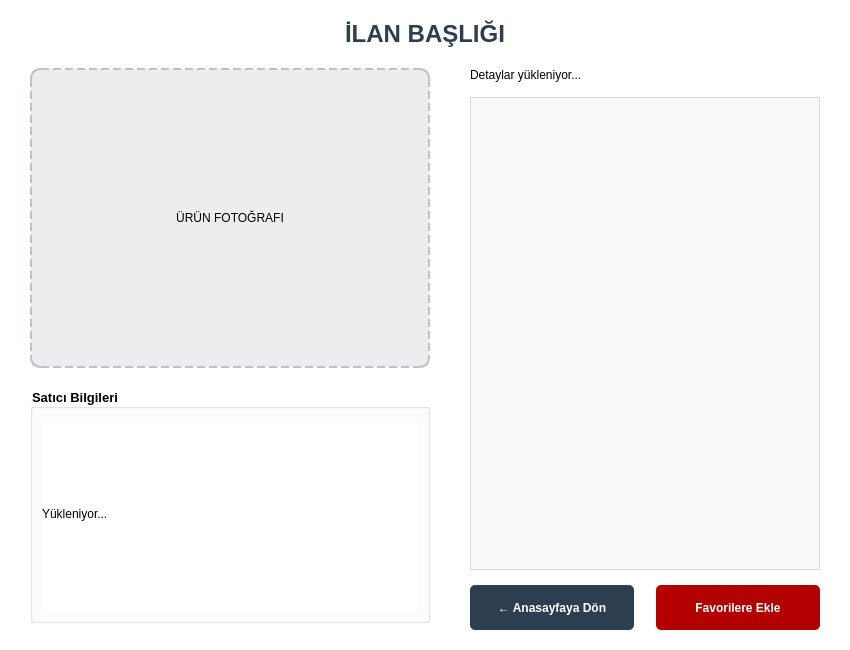
Qt form ilandetay.ui (Online-Alim-Satim-Platformu/Online-Alim-Satim-Platformu) before a commit.
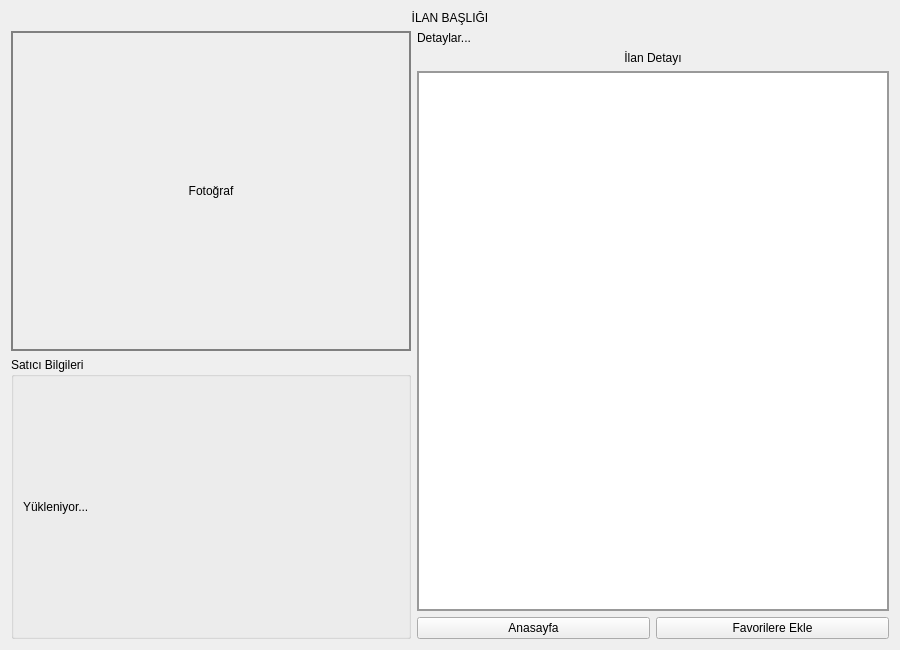
The same form after that commit.

The edit to the form file:
```diff
--- a/ilandetay.ui
+++ b/ilandetay.ui
@@ -6,44 +6,20 @@
    <rect>
     <x>0</x>
     <y>0</y>
-    <width>850</width>
+   <width>900</width>
     <height>650</height>
    </rect>
   </property>
+
   <property name="windowTitle">
-   <string>İlan Detayları</string>
-  </property>
-  <property name="styleSheet">
-   <string notr="true">background-color: #ffffff;</string>
-  </property>
-  <layout class="QVBoxLayout" name="verticalLayout_main">
-   <property name="spacing">
-    <number>20</number>
-   </property>
-   <property name="leftMargin">
-    <number>30</number>
-   </property>
-   <property name="topMargin">
-    <number>20</number>
-   </property>
-   <property name="rightMargin">
-    <number>30</number>
-   </property>
-   <property name="bottomMargin">
-    <number>20</number>
-   </property>
+  <string>İlan Detay</string>
+ </property>
+
+ <layout class="QVBoxLayout" name="verticalLayoutMain">
+
+  <!-- Başlık -->
    <item>
     <widget class="QLabel" name="lblBaslik">
-     <property name="font">
-      <font>
-       <pointsize>18</pointsize>
-       <weight>75</weight>
-       <bold>true</bold>
-      </font>
-     </property>
-     <property name="styleSheet">
-      <string notr="true">color: #2c3e50;</string>
-     </property>
      <property name="text">
       <string>İLAN BAŞLIĞI</string>
      </property>
@@ -52,141 +28,132 @@
      </property>
     </widget>
    </item>
+
    <item>
-    <layout class="QHBoxLayout" name="horizontalLayout_icerik">
-     <property name="spacing">
-      <number>40</number>
-     </property>
+   <layout class="QHBoxLayout" name="horizontalLayout">
+
+    <!-- SOL -->
      <item>
-      <layout class="QVBoxLayout" name="verticalLayout_sol">
-       <property name="spacing">
-        <number>20</number>
-       </property>
+     <layout class="QVBoxLayout">
+
        <item>
         <widget class="QLabel" name="lblFoto">
          <property name="minimumSize">
           <size>
            <width>400</width>
-           <height>300</height>
+          <height>320</height>
           </size>
          </property>
          <property name="styleSheet">
-          <string notr="true">background-color: #ebedef; border: 2px dashed #bdc3c7; border-radius: 10px;</string>
+         <string>background:#eeeeee;border:2px solid gray;</string>
          </property>
          <property name="text">
-          <string>ÜRÜN FOTOĞRAFI</string>
+         <string>Fotoğraf</string>
          </property>
          <property name="alignment">
           <set>Qt::AlignCenter</set>
          </property>
         </widget>
        </item>
+
        <item>
-        <widget class="QGroupBox" name="groupBox_Satici">
-         <property name="font">
-          <font>
-           <pointsize>10</pointsize>
-           <weight>75</weight>
-           <bold>true</bold>
-          </font>
-         </property>
+       <widget class="QGroupBox" name="groupBox">
          <property name="title">
           <string>Satıcı Bilgileri</string>
          </property>
-         <layout class="QVBoxLayout" name="verticalLayout_2">
+
+        <layout class="QVBoxLayout">
           <item>
            <widget class="QLabel" name="lblSaticiBilgi">
             <property name="text">
              <string>Yükleniyor...</string>
             </property>
-            <property name="textFormat">
-             <enum>Qt::RichText</enum>
-            </property>
            </widget>
           </item>
          </layout>
-        </widget>
-       </item>
-       <item>
-        <spacer name="verticalSpacer_sol">
-         <property name="orientation">
-          <enum>Qt::Vertical</enum>
-         </property>
-        </spacer>
-       </item>
-      </layout>
-     </item>
+
+       </widget>
+      </item>
+
+     </layout>
+    </item>
+
+    <!-- SAĞ -->
      <item>
-      <layout class="QVBoxLayout" name="verticalLayout_sag">
-       <property name="spacing">
-        <number>15</number>
-       </property>
+     <layout class="QVBoxLayout">
+
        <item>
         <widget class="QLabel" name="lblDetaylar">
          <property name="text">
-          <string>Detaylar yükleniyor...</string>
-         </property>
-         <property name="textFormat">
-          <enum>Qt::RichText</enum>
-         </property>
-        </widget>
-       </item>
+         <string>Detaylar...</string>
+        </property>
+       </widget>
+      </item>
+
+      <!-- BAŞLIK -->
+      <item>
+       <widget class="QLabel" name="lblAciklamaBaslik">
+        <property name="text">
+         <string>İlan Detayı</string>
+        </property>
+        <property name="alignment">
+         <set>Qt::AlignCenter</set>
+        </property>
+       </widget>
+      </item>
+
+      <!-- AÇIKLAMA KUTUSU -->
        <item>
-        <widget class="QTextBrowser" name="txtAciklama">
+       <widget class="QTextEdit" name="txtAciklama">
+        <property name="minimumSize">
+         <size>
+          <width>350</width>
+          <height>250</height>
+         </size>
+        </property>
+
          <property name="styleSheet">
-          <string notr="true">background-color: #f8f9fa; border: 1px solid #dcdcdc;</string>
+         <string>
+background:white;
+border:2px solid #999;
+padding:8px;
+         </string>
          </property>
         </widget>
        </item>
+
+      <!-- Butonlar -->
        <item>
-        <layout class="QHBoxLayout" name="horizontalLayout_alt_butonlar">
+       <layout class="QHBoxLayout">
+
          <item>
           <widget class="QPushButton" name="btnAnasayfa">
-           <property name="minimumSize">
-            <size>
-             <width>160</width>
-             <height>45</height>
-            </size>
-           </property>
-           <property name="styleSheet">
-            <string notr="true">QPushButton { background-color: #2c3e50; color: white; border-radius: 5px; font-weight: bold; }
-QPushButton:hover { background-color: #34495e; }</string>
-           </property>
            <property name="text">
-            <string>← Anasayfaya Dön</string>
+           <string>Anasayfa</string>
            </property>
           </widget>
          </item>
-         <item>
-          <spacer name="horizontalSpacer">
-           <property name="orientation">
-            <enum>Qt::Horizontal</enum>
-           </property>
-          </spacer>
-         </item>
+
          <item>
           <widget class="QPushButton" name="btnFavori">
-           <property name="minimumSize">
-            <size>
-             <width>160</width>
-             <height>45</height>
-            </size>
-           </property>
-           <property name="styleSheet">
-            <string notr="true">QPushButton { background-color: #b30000; color: white; border-radius: 5px; font-weight: bold; }
-QPushButton:hover { background-color: #d11a2a; }</string>
-           </property>
            <property name="text">
             <string>Favorilere Ekle</string>
            </property>
           </widget>
          </item>
-        </layout>
-       </item>
-      </layout>
-     </item>
-    </layout>
-   </item>
-  </layout>
- </widget>
+
+       </layout>
+      </item>
+
+     </layout>
+    </item>
+
+   </layout>
+  </item>
+
+ </layout>
+</widget>
+
+<resources/>
+<connections/>
 </ui>
```
Left out of the diff: 1 changed line with no effect on the pictures. Lines whose indentation alone changed are shown as unchanged.
